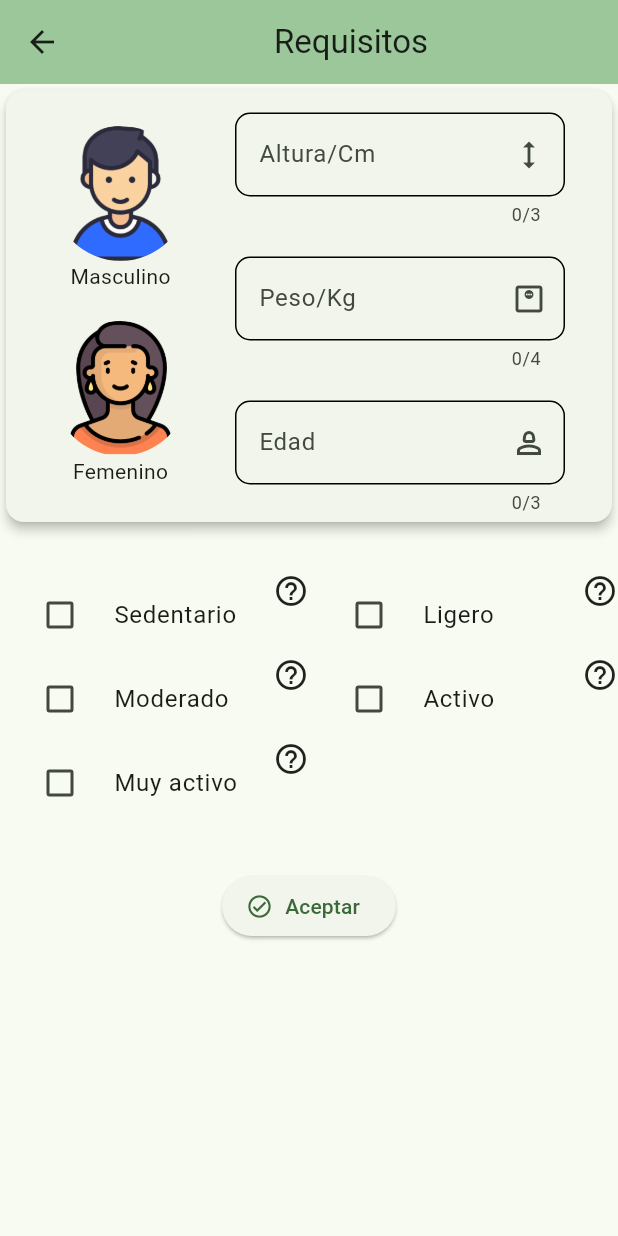
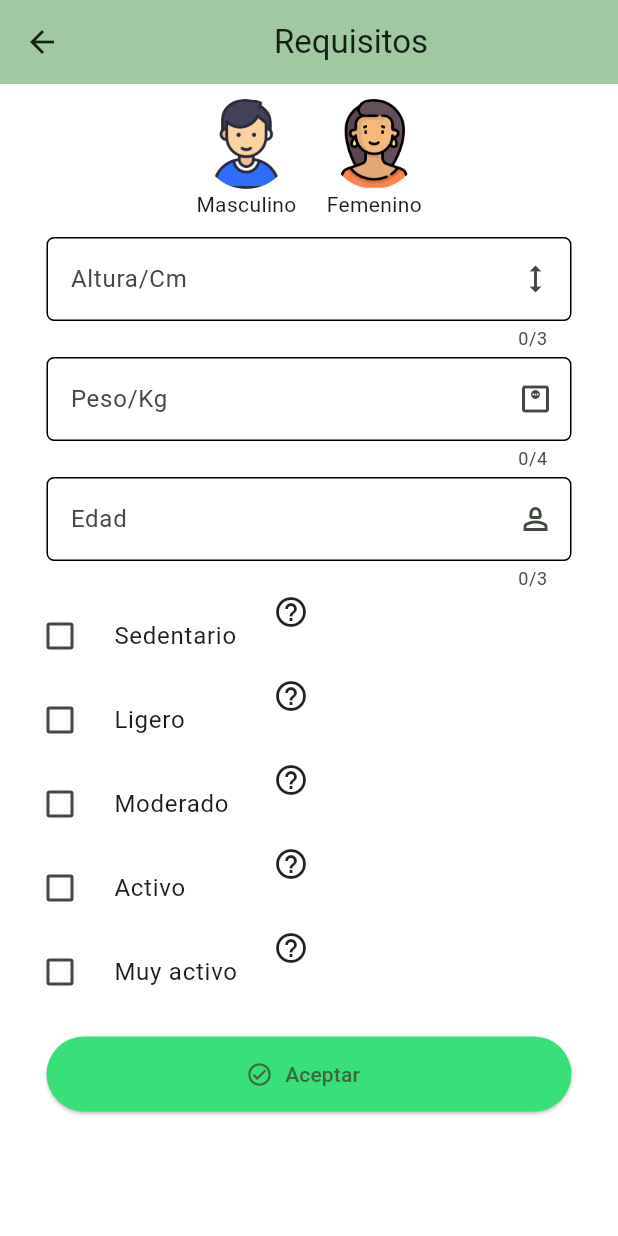
Before and after one commit to josejesus3/VitacoraCalorias, a Flutter app: the screen it shows after launch, on a phone screen of 412 x 824 dp. Run offline on Flutter 3.47's test engine with Material 3 defaults, Android fonts, the light colour scheme and no system bars; drawn by our look-alikes of percent_indicator; our stand-ins replace animate_do, go_router, shared_preferences.

Commit message:
New interfaz

```diff
--- a/lib/presentation/screen/page_view_requisitos.dart
+++ b/lib/presentation/screen/page_view_requisitos.dart
@@ -15,6 +15,7 @@ class _PageViewRequisitosState extends State<PageViewRequisitos> {
   Widget build(BuildContext context) {
     PageController _controller= PageController();
     return Scaffold(
+      backgroundColor: Colors.white,
       appBar: AppBar(
         title: const Center(
           child: Text('Requisitos'),
--- a/lib/presentation/widget/calculadora_calorias.dart
+++ b/lib/presentation/widget/calculadora_calorias.dart
@@ -34,13 +34,13 @@ class _CalculadorCaloriasState extends State<CalculadorCalorias> {
 
     return SingleChildScrollView(
       child: Column(
+        crossAxisAlignment: CrossAxisAlignment.start,
         children: [
-          Card(
-            elevation: 3,
-            child: Row(
-              children: [
-                const Spacer(),
-                Column(
+          const SizedBox(
+            height: 10,
+          ),
+          Row(
+            mainAxisAlignment: MainAxisAlignment.center,
             children: [
               _IconoCirculo(
                 imagenLocal: 'assets/iconHombre.png',
@@ -52,7 +52,7 @@ class _CalculadorCaloriasState extends State<CalculadorCalorias> {
                 providerGlobal: colorActiveMasculino,
               ),
               const SizedBox(
-                      height: 20,
+                width: 20,
               ),
               _IconoCirculo(
                 imagenLocal: 'assets/iconMujer.png',
@@ -65,8 +65,12 @@ class _CalculadorCaloriasState extends State<CalculadorCalorias> {
               ),
             ],
           ),
-                const Spacer(),
-                Column(
+           const SizedBox(
+            height: 10,
+          ),
+          Center(
+            child: Column(
+
               children: [
                 _FormularioRegistro(
                   nombreCampo: 'Altura/Cm',
@@ -94,15 +98,7 @@ class _CalculadorCaloriasState extends State<CalculadorCalorias> {
                 ),
               ],
             ),
-                const Spacer()
-              ],
           ),
-          ),
-          const SizedBox(
-            height: 30,
-          ),
-          Wrap(
-            children: [
           _CheckBoxGet(
             title: 'Sedentario',
             message: 'poco o ningun ejercicio',
@@ -144,12 +140,11 @@ class _CalculadorCaloriasState extends State<CalculadorCalorias> {
               providerGlobal.updateCheckbox(4, value);
             },
           ),
-            ],
+          const SizedBox(
+            height: 15,
           ),
-          const SizedBox(
-            height: 30,
-          ),
-          _BotonesConfirmacion(
+          Center(
+            child: _BotonesConfirmacion(
               onPressed: () {
                 ValidacionesUtil.validar(
                   altura: int.tryParse(alturaController.text) ?? 0,
@@ -169,103 +164,11 @@ class _CalculadorCaloriasState extends State<CalculadorCalorias> {
               title: 'Aceptar',
               icon: Icons.check_circle_outlined,
             ),
-          const SizedBox(
-            width: 10,
           ),
         ],
       ),
     );
   }
-
-  /*void validaciones(
-      {required int altura,
-      required double peso,
-      required int edad,
-      required int? checkBox,
-      required bool colorFemenino,
-      required bool colorMasculino}) {
-    final calculo = context.read<FormulaProvider>();
-    double valor = 0.0;
-    double valorGenero = 0.0;
-    if (altura <= 0) {
-      focusAltura.requestFocus(); // Enfoca el campo donde falta altura
-
-      return;
-    }
-
-    if (peso <= 0) {
-      focusPeso.requestFocus(); // Enfoca el campo donde falta peso
-
-      return;
-    }
-
-    if (edad < 3) {
-      focusEdad.requestFocus(); // Enfoca el campo donde falta edad
-
-      return;
-    }
-
-    if (colorFemenino == false && colorMasculino == false) {
-// Enfoca el campo donde falta colorFemenino
-      showSnackBar(context, Icons.color_lens_outlined, 'Femenino/Masculino',
-          'Elegir un Genero');
-      return;
-    } else {}
-    if (checkBox == null) {
-      // Enfoca el campo donde falta checkBox
-      showSnackBar(context, Icons.check_box_outlined, 'Marcar Casilla',
-          'Debes elegir entre uno de \nlos gastos energeticos');
-      return;
-    } else {
-      switch (checkBox) {
-        case 0:
-          valor = 1.2;
-          break;
-        case 1:
-          valor = 1.375;
-          break;
-        case 2:
-          valor = 1.55;
-          break;
-        case 3:
-          valor = 1.725;
-          break;
-        case 4:
-          valor = 1.9;
-          break;
-        // Agrega más casos según necesites
-        default:
-          break;
-      }
-    }
-
-    ///MB MASCULINO
-    if (colorMasculino == true && edad >= 18 && edad <= 30) {
-      valorGenero = 88.362;
-    } else if (colorMasculino == true && edad >= 31 && edad <= 50) {
-      valorGenero = 879;
-    } else if (colorMasculino == true && edad >= 51 && edad <= 80) {
-      valorGenero = 487.6;
-    }
-
-    ///MB FEMENINO
-    if (colorFemenino == true && edad >= 18 && edad <= 30) {
-      valorGenero = 447.593;
-    } else if (colorFemenino == true && edad >= 31 && edad <= 50) {
-      valorGenero = 795;
-    } else if (colorFemenino == true && edad >= 51 && edad <= 80) {
-      valorGenero = 593;
-    }
-
-    widget.controller.nextPage(
-        duration: const Duration(milliseconds: 420), curve: Curves.easeInCirc);
-    calculo.calcular(
-        nuevaAltura: altura,
-        nuevoPeso: peso,
-        nuevaEdad: edad,
-        nuevaGET: valor,
-        nuevaMB: valorGenero);
-  }*/
 }
 
 class _BotonesConfirmacion extends StatelessWidget {
@@ -281,6 +184,12 @@ class _BotonesConfirmacion extends StatelessWidget {
   @override
   Widget build(BuildContext context) {
     return ElevatedButton.icon(
+      style: ButtonStyle(
+        backgroundColor: const MaterialStatePropertyAll(
+          Color(0xFF39E079),
+        ),
+        minimumSize: MaterialStateProperty.all(const Size(350, 50)),
+      ),
       onPressed: onPressed,
       icon: Icon(icon),
       label: Text(title),
@@ -348,12 +257,12 @@ class _FormularioRegistro extends StatelessWidget {
   @override
   Widget build(BuildContext context) {
     final OutlineInputBorder inputBorder = OutlineInputBorder(
-        borderRadius: BorderRadius.circular(10),
+        borderRadius: BorderRadius.circular(5),
         borderSide: const BorderSide(color: Colors.black));
     return Padding(
-      padding: const EdgeInsets.only(top: 15, bottom: 5),
+      padding: const EdgeInsets.symmetric(vertical: 2),
       child: SizedBox(
-        width: 220,
+        width: 350,
         child: TextField(
           controller: textController,
           focusNode: focus,
@@ -398,7 +307,7 @@ class _IconoCirculo extends StatelessWidget {
         children: [
           CircleAvatar(
             backgroundImage: AssetImage(imagenLocal),
-            maxRadius: 45,
+            maxRadius: 30,
             backgroundColor: providerGlobal == true
                 ? const Color.fromARGB(122, 56, 142, 60)
                 : Colors.transparent,
```
Lines whose indentation alone changed are shown as unchanged.
